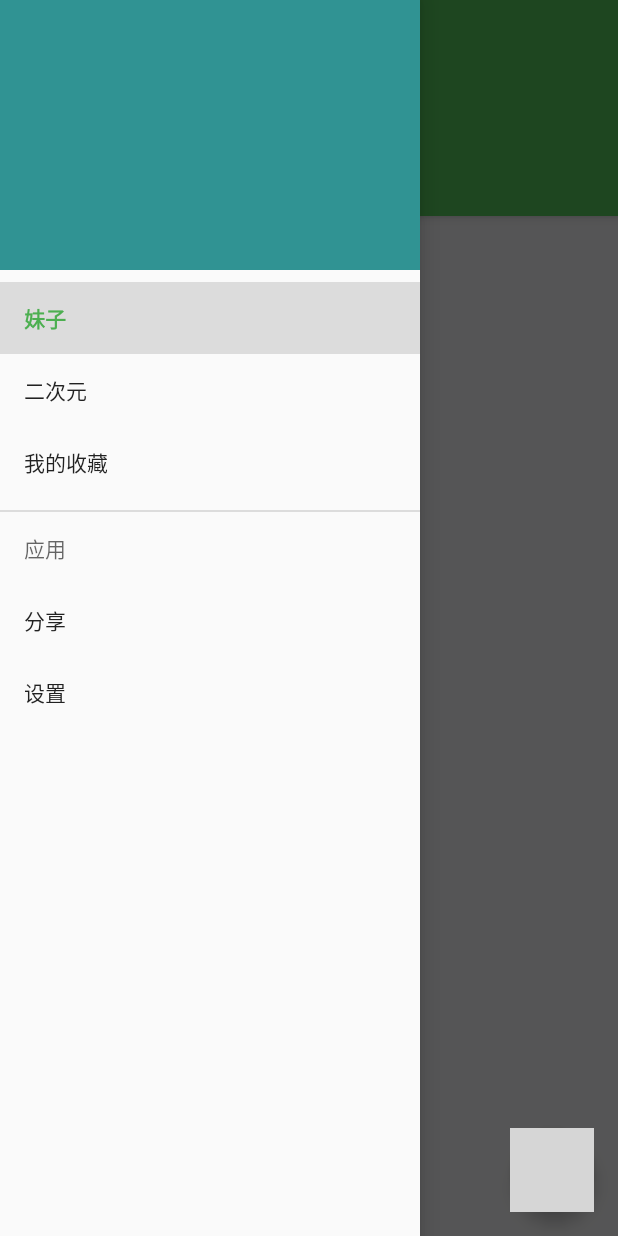
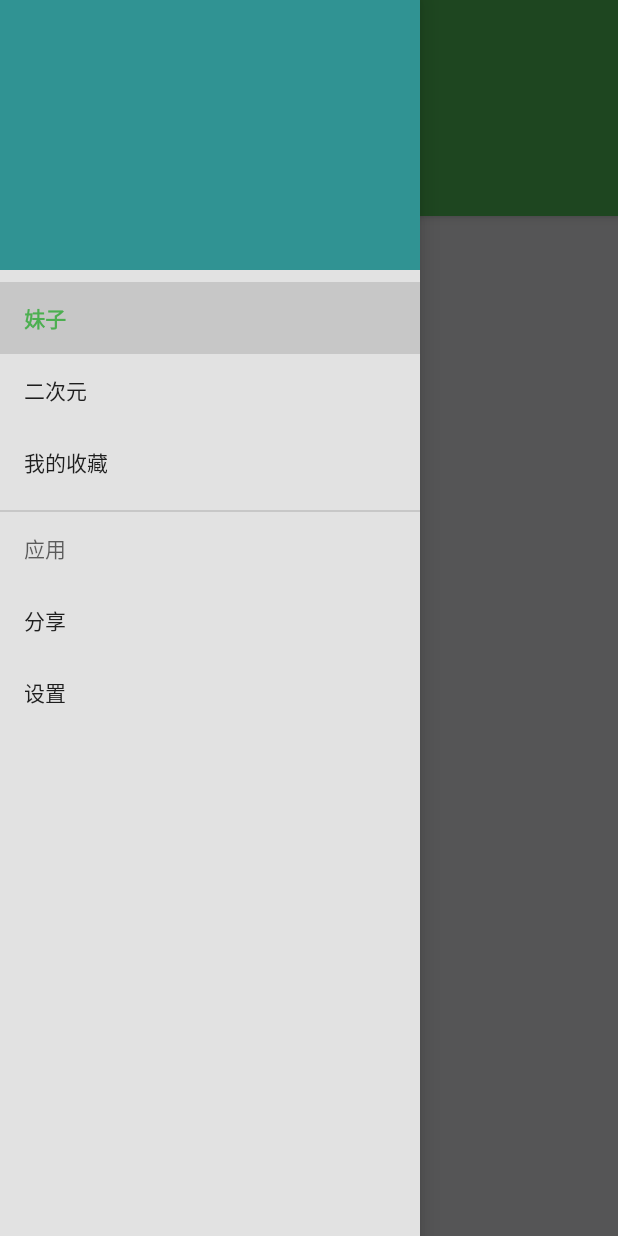
Before and after one commit to wangwindlong/Beauty, an Android app: the screen it shows after launch (MainActivity), with the side drawer open, on a phone screen of 412 x 824 dp. Run offline under Robolectric (Android 15) with nearby library versions, the phone set to English and light mode, and no system bars; our stand-ins replace ButterKnife, Timber; libraries missing offline, so code that uses them is left out: android.support.v7, com.blankj.utilcode, com.bugtags.library, com.chad.library, com.mikepenz.google_material_typeface_library and 8 more; pictures from the network do not load; 32 statements that could not run were skipped; grey boxes are pictures that could not be loaded.

Commit message:
fix drawer background & setRetainState (false)

```diff
--- a/app/src/main/AndroidManifest.xml
+++ b/app/src/main/AndroidManifest.xml
@@ -22,7 +22,6 @@
         <!--<category android:name="android.intent.category.LAUNCHER"/>-->
         <!--</intent-filter>-->
         <!--</activity>-->
-
         <activity
             android:name=".MainActivity"
             android:label="@string/app_name"
@@ -53,8 +52,9 @@
             <meta-data
                 android:name="android.support.FILE_PROVIDER_PATHS"
                 android:resource="@xml/file_paths"/>
+        </provider>
 
-        </provider>
+
     </application>
 
 </manifest>
--- a/app/src/main/java/com/dante/girls/picture/FavoriteFragment.java
+++ b/app/src/main/java/com/dante/girls/picture/FavoriteFragment.java
@@ -1,7 +1,6 @@
 package com.dante.girls.picture;
 
 import android.support.design.widget.AppBarLayout;
-import android.util.Log;
 import android.view.LayoutInflater;
 import android.view.ViewGroup;
 
@@ -32,7 +31,7 @@ public class FavoriteFragment extends PictureFragment {
         AppBarLayout.LayoutParams p = (AppBarLayout.LayoutParams) toolbar.getLayoutParams();
         p.setScrollFlags(0);
         toolbar.setLayoutParams(p);
-        setRetainInstance(true);
+//        setRetainInstance(true);
     }
 
     @Override
@@ -40,7 +39,6 @@ public class FavoriteFragment extends PictureFragment {
         imageType = Constants.FAVORITE;
         super.initData();
         if (images.isEmpty()) {
-            Log.i("test", "VisibleHint: " + getUserVisibleHint() + " isHidden " + isHidden());
             if (isHidden()) {
                 return;
             }
--- a/app/src/main/res/layout/activity_main.xml
+++ b/app/src/main/res/layout/activity_main.xml
@@ -19,6 +19,7 @@
         android:layout_width="wrap_content"
         android:layout_height="match_parent"
         android:layout_gravity="start"
+        android:background="@color/grey"
         android:fitsSystemWindows="true"
         app:headerLayout="@layout/nav_header_main"/>
 
--- a/app/src/main/res/layout/content_main.xml
+++ b/app/src/main/res/layout/content_main.xml
@@ -39,6 +39,8 @@
         android:layout_height="wrap_content"
         android:layout_gravity="top|start"
         android:layout_margin="@dimen/fab_margin"
+        android:scaleX="0"
+        android:scaleY="0"
         android:src="@drawable/ic_favorite_white_24dp"
         app:layout_anchor="@+id/container"
         app:layout_anchorGravity="bottom|right"/>
--- a/app/src/main/res/layout/fragment_recycler.xml
+++ b/app/src/main/res/layout/fragment_recycler.xml
@@ -5,9 +5,6 @@
     android:layout_width="match_parent"
     android:layout_height="match_parent">
     <!-- framelayout 是解决swipeRefresh造成fragment overlap的bug-->
-    <!--
-     android:background="@color/lighter_gray"
--->
 
     <android.support.v4.widget.SwipeRefreshLayout
         android:id="@+id/swipe_refresh"
```
Also changed, not shown: app/build.gradle (+4 -4 lines), app/src/main/java/com/dante/girls/MainActivity.java (+14 -9 lines), 1 other file.
